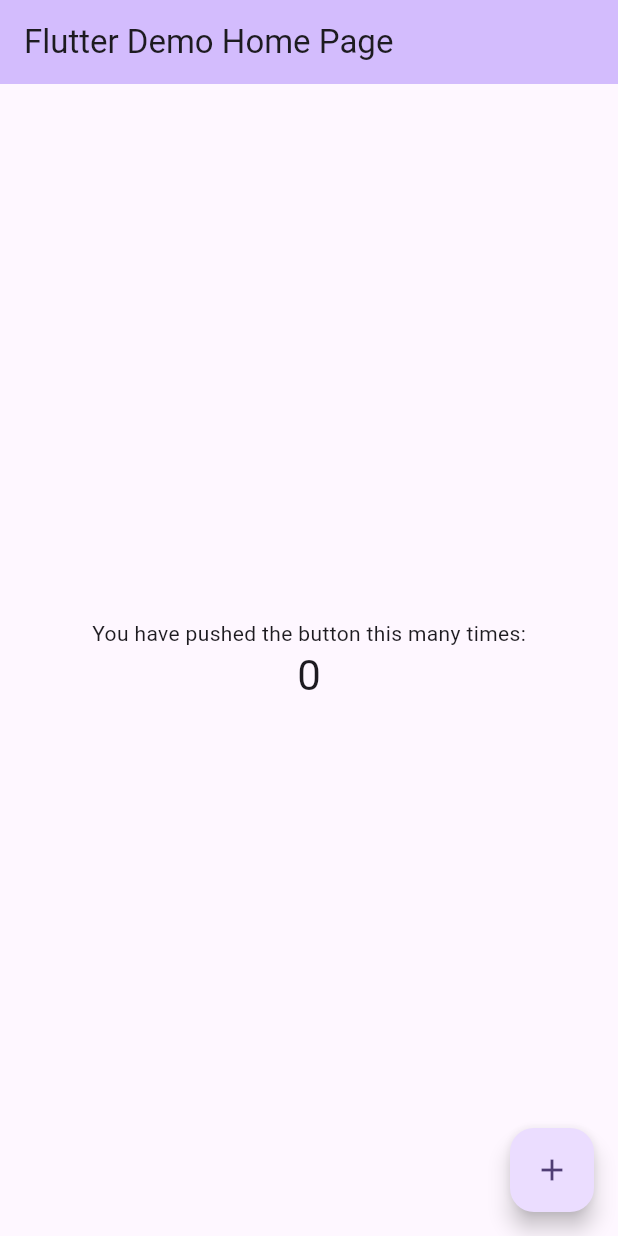
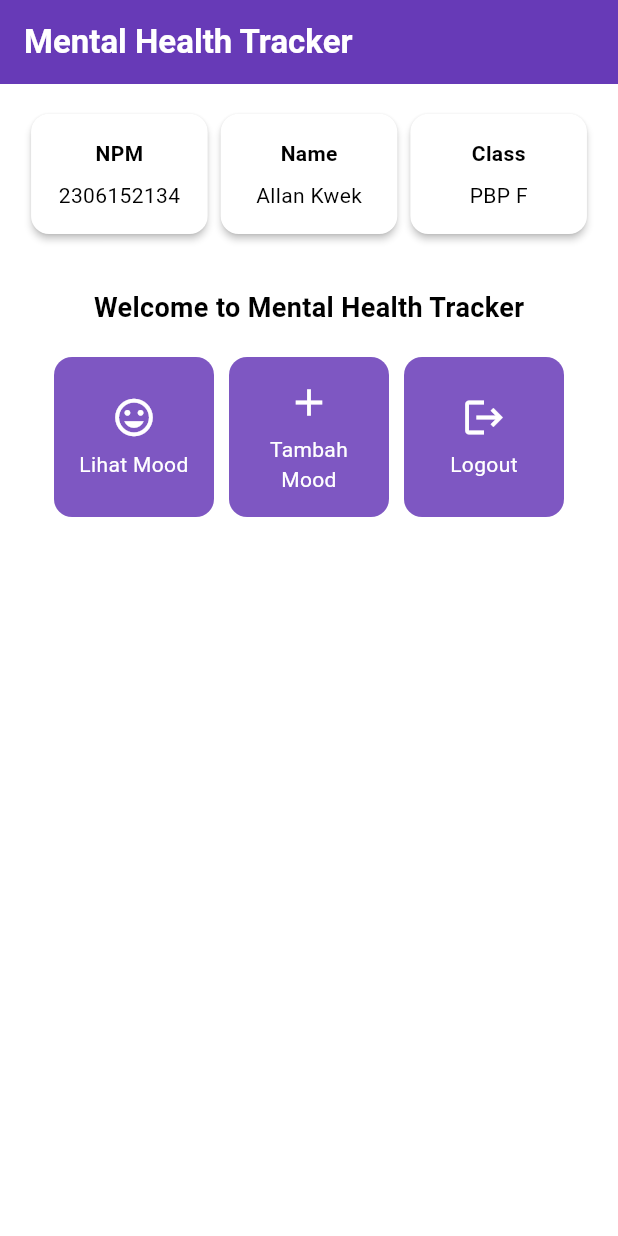
Before and after one commit to lantry-glitch/mental-health-tracker-mobile, a Flutter app: the screen it shows after launch, on a phone screen of 412 x 824 dp. Run offline on Flutter 3.47's test engine with Material 3 defaults, Android fonts, the phone set to English and light mode, and no system bars.

Commit message:
done tutorial 6

```diff
--- a/lib/main.dart
+++ b/lib/main.dart
@@ -1,4 +1,5 @@
 import 'package:flutter/material.dart';
+import 'package:mental_health_tracker/menu.dart';
 
 void main() {
   runApp(const MyApp());
@@ -28,98 +29,11 @@ class MyApp extends StatelessWidget {
         //
         // This works for code too, not just values: Most code changes can be
         // tested with just a hot reload.
-        colorScheme: ColorScheme.fromSeed(seedColor: Colors.deepPurple),
-        useMaterial3: true,
+        colorScheme: ColorScheme.fromSwatch(
+       primarySwatch: Colors.deepPurple,
+ ).copyWith(secondary: Colors.deepPurple[400]),
       ),
-      home: const MyHomePage(title: 'Flutter Demo Home Page'),
+      home: MyHomePage(),
     );
   }
 }
-
-class MyHomePage extends StatefulWidget {
-  const MyHomePage({super.key, required this.title});
-
-  // This widget is the home page of your application. It is stateful, meaning
-  // that it has a State object (defined below) that contains fields that affect
-  // how it looks.
-
-  // This class is the configuration for the state. It holds the values (in this
-  // case the title) provided by the parent (in this case the App widget) and
-  // used by the build method of the State. Fields in a Widget subclass are
-  // always marked "final".
-
-  final String title;
-
-  @override
-  State<MyHomePage> createState() => _MyHomePageState();
-}
-
-class _MyHomePageState extends State<MyHomePage> {
-  int _counter = 0;
-
-  void _incrementCounter() {
-    setState(() {
-      // This call to setState tells the Flutter framework that something has
-      // changed in this State, which causes it to rerun the build method below
-      // so that the display can reflect the updated values. If we changed
-      // _counter without calling setState(), then the build method would not be
-      // called again, and so nothing would appear to happen.
-      _counter++;
-    });
-  }
-
-  @override
-  Widget build(BuildContext context) {
-    // This method is rerun every time setState is called, for instance as done
-    // by the _incrementCounter method above.
-    //
-    // The Flutter framework has been optimized to make rerunning build methods
-    // fast, so that you can just rebuild anything that needs updating rather
-    // than having to individually change instances of widgets.
-    return Scaffold(
-      appBar: AppBar(
-        // TRY THIS: Try changing the color here to a specific color (to
-        // Colors.amber, perhaps?) and trigger a hot reload to see the AppBar
-        // change color while the other colors stay the same.
-        backgroundColor: Theme.of(context).colorScheme.inversePrimary,
-        // Here we take the value from the MyHomePage object that was created by
-        // the App.build method, and use it to set our appbar title.
-        title: Text(widget.title),
-      ),
-      body: Center(
-        // Center is a layout widget. It takes a single child and positions it
-        // in the middle of the parent.
-        child: Column(
-          // Column is also a layout widget. It takes a list of children and
-          // arranges them vertically. By default, it sizes itself to fit its
-          // children horizontally, and tries to be as tall as its parent.
-          //
-          // Column has various properties to control how it sizes itself and
-          // how it positions its children. Here we use mainAxisAlignment to
-          // center the children vertically; the main axis here is the vertical
-          // axis because Columns are vertical (the cross axis would be
-          // horizontal).
-          //
-          // TRY THIS: Invoke "debug painting" (choose the "Toggle Debug Paint"
-          // action in the IDE, or press "p" in the console), to see the
-          // wireframe for each widget.
-          mainAxisAlignment: MainAxisAlignment.center,
-          children: <Widget>[
-            const Text(
-              'You have pushed the button this many times:',
-            ),
-            Text(
-              '$_counter',
-              style: Theme.of(context).textTheme.headlineMedium,
-            ),
-          ],
-        ),
-      ),
-      floatingActionButton: FloatingActionButton(
-        onPressed: _incrementCounter,
-        tooltip: 'Increment',
-        child: const Icon(Icons.add),
-      ), // This trailing comma makes auto-formatting nicer for build methods.
-    );
-  }
-}
--- /dev/null
+++ b/lib/menu.dart
@@ -0,0 +1,188 @@
+import 'package:flutter/material.dart';
+
+class MyHomePage extends StatelessWidget {
+  final String npm = '2306152134'; // NPM
+  final String name = 'Allan Kwek'; // Nama
+  final String className = 'PBP F'; // Kelas
+
+  final List<ItemHomepage> items = [
+         ItemHomepage("Lihat Mood", Icons.mood),
+         ItemHomepage("Tambah Mood", Icons.add),
+         ItemHomepage("Logout", Icons.logout),
+     ];
+
+  MyHomePage({super.key});
+
+    @override
+    Widget build(BuildContext context) {
+	// Scaffold menyediakan struktur dasar halaman dengan AppBar dan body.
+    return Scaffold(
+      // AppBar adalah bagian atas halaman yang menampilkan judul.
+      appBar: AppBar(
+        // Judul aplikasi "Mental Health Tracker" dengan teks putih dan tebal.
+        title: const Text(
+          'Mental Health Tracker',
+          style: TextStyle(
+            color: Colors.white,
+            fontWeight: FontWeight.bold,
+          ),
+        ),
+        // Warna latar belakang AppBar diambil dari skema warna tema aplikasi.
+        backgroundColor: Theme.of(context).colorScheme.primary,
+      ),
+      // Body halaman dengan padding di sekelilingnya.
+      body: Padding(
+        padding: const EdgeInsets.all(16.0),
+        // Menyusun widget secara vertikal dalam sebuah kolom.
+        child: Column(
+          crossAxisAlignment: CrossAxisAlignment.center,
+          children: [
+            // Row untuk menampilkan 3 InfoCard secara horizontal.
+            Row(
+              mainAxisAlignment: MainAxisAlignment.spaceEvenly,
+              children: [
+                InfoCard(title: 'NPM', content: npm),
+                InfoCard(title: 'Name', content: name),
+                InfoCard(title: 'Class', content: className),
+              ],
+            ),
+
+            // Memberikan jarak vertikal 16 unit.
+            const SizedBox(height: 16.0),
+
+            // Menempatkan widget berikutnya di tengah halaman.
+            Center(
+              child: Column(
+                // Menyusun teks dan grid item secara vertikal.
+
+                children: [
+                  // Menampilkan teks sambutan dengan gaya tebal dan ukuran 18.
+                  const Padding(
+                    padding: EdgeInsets.only(top: 16.0),
+                    child: Text(
+                      'Welcome to Mental Health Tracker',
+                      style: TextStyle(
+                        fontWeight: FontWeight.bold,
+                        fontSize: 18.0,
+                      ),
+                    ),
+                  ),
+
+                  // Grid untuk menampilkan ItemCard dalam bentuk grid 3 kolom.
+                  GridView.count(
+                    primary: true,
+                    padding: const EdgeInsets.all(20),
+                    crossAxisSpacing: 10,
+                    mainAxisSpacing: 10,
+                    crossAxisCount: 3,
+                    // Agar grid menyesuaikan tinggi kontennya.
+                    shrinkWrap: true,
+
+                    // Menampilkan ItemCard untuk setiap item dalam list items.
+                    children: items.map((ItemHomepage item) {
+                      return ItemCard(item);
+                    }).toList(),
+                  ),
+                ],
+              ),
+            ),
+          ],
+        ),
+      ),
+    );
+  }
+}
+
+class ItemHomepage {
+     final String name;
+     final IconData icon;
+
+     ItemHomepage(this.name, this.icon);
+ }
+
+class InfoCard extends StatelessWidget {
+  // Kartu informasi yang menampilkan title dan content.
+
+  final String title;  // Judul kartu.
+  final String content;  // Isi kartu.
+
+  const InfoCard({super.key, required this.title, required this.content});
+
+  @override
+  Widget build(BuildContext context) {
+    return Card(
+      // Membuat kotak kartu dengan bayangan dibawahnya.
+      elevation: 2.0,
+      child: Container(
+        // Mengatur ukuran dan jarak di dalam kartu.
+        width: MediaQuery.of(context).size.width / 3.5, // menyesuaikan dengan lebar device yang digunakan.
+        padding: const EdgeInsets.all(16.0),
+        // Menyusun title dan content secara vertikal.
+        child: Column(
+          children: [
+            Text(
+              title,
+              style: const TextStyle(fontWeight: FontWeight.bold),
+            ),
+            const SizedBox(height: 8.0),
+            Text(content),
+          ],
+        ),
+      ),
+    );
+  }
+}
+
+class ItemCard extends StatelessWidget {
+  // Menampilkan kartu dengan ikon dan nama.
+
+  final ItemHomepage item;
+
+  const ItemCard(this.item, {super.key});
+
+  @override
+  Widget build(BuildContext context) {
+    return Material(
+      // Menentukan warna latar belakang dari tema aplikasi.
+      color: Theme.of(context).colorScheme.secondary,
+      // Membuat sudut kartu melengkung.
+      borderRadius: BorderRadius.circular(12),
+
+      child: InkWell(
+        // Aksi ketika kartu ditekan.
+        onTap: () {
+          // Menampilkan pesan SnackBar saat kartu ditekan.
+          ScaffoldMessenger.of(context)
+            ..hideCurrentSnackBar()
+            ..showSnackBar(
+              SnackBar(content: Text("Kamu telah menekan tombol ${item.name}!"))
+            );
+        },
+        // Container untuk menyimpan Icon dan Text
+        child: Container(
+          padding: const EdgeInsets.all(8),
+          child: Center(
+            child: Column(
+              // Menyusun ikon dan teks di tengah kartu.
+              mainAxisAlignment: MainAxisAlignment.center,
+              children: [
+                Icon(
+                  item.icon,
+                  color: Colors.white,
+                  size: 30.0,
+                ),
+                const Padding(padding: EdgeInsets.all(3)),
+                Text(
+                  item.name,
+                  textAlign: TextAlign.center,
+                  style: const TextStyle(color: Colors.white),
+                ),
+              ],
+            ),
+          ),
+        ),
+      ),
+    );
+  }
+
+}
```
